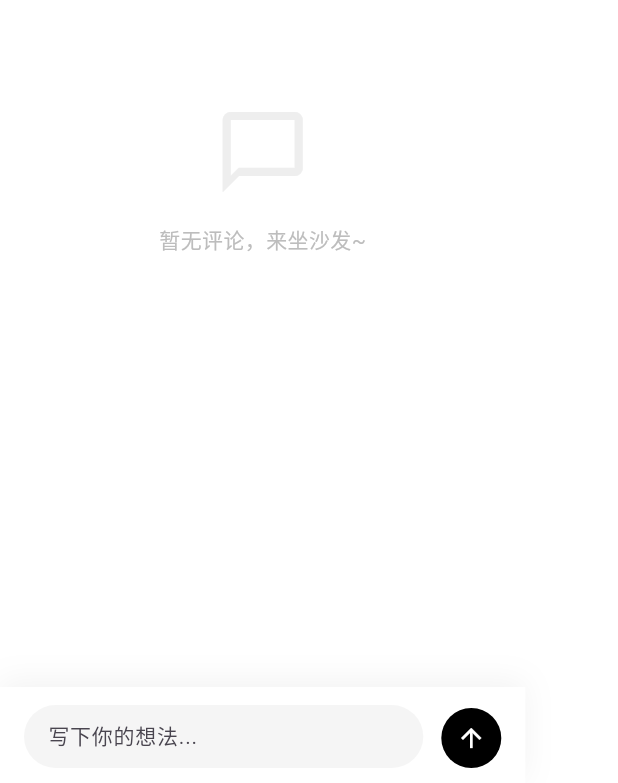
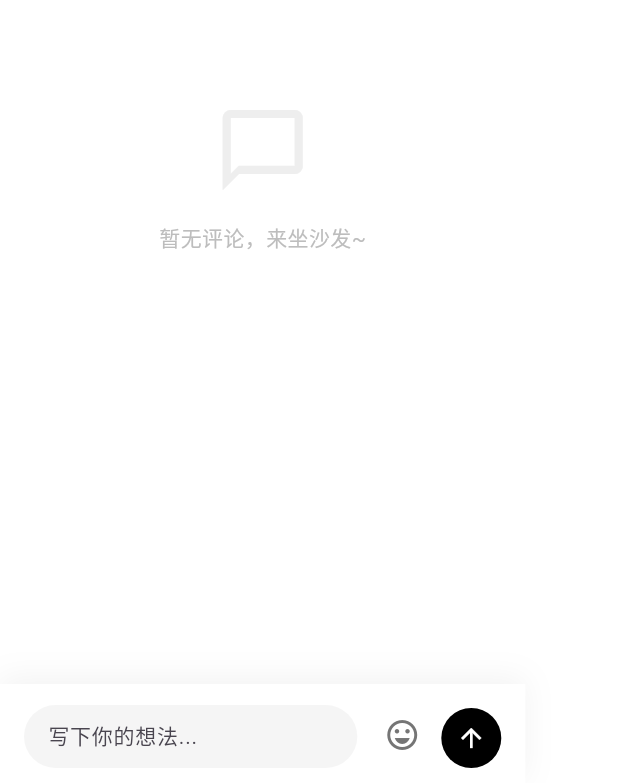
Before and after one commit to zhangbaoquan/music_community_mvp, a Flutter app: the ArticleCommentDrawer widget shown alone on an empty page, opened directly with empty values, on a phone screen of 412 x 824 dp. Shown: the part 450-1233 px from the top of the screen. Run offline on Flutter 3.47's test engine with Material 3 defaults, Android fonts, the phone set to English and light mode, and no system bars; our stand-ins replace emoji_picker_flutter, file_picker, flutter_markdown, get, image_picker, just_audio and 2 more; missing offline and left inert: flutter_quill, markdown; accounts and stored records are empty; network calls fail; Roboto replaces fonts that are missing (-apple-system).

Commit message:
[feat]1、评论支持输入表情包

```diff
--- a/lib/features/content/article_comment_drawer.dart
+++ b/lib/features/content/article_comment_drawer.dart
@@ -2,6 +2,7 @@ import 'package:flutter/material.dart';
 import 'package:get/get.dart';
 import 'package:timeago/timeago.dart' as timeago;
 import 'package:music_community_mvp/data/models/article_comment.dart';
+import 'package:emoji_picker_flutter/emoji_picker_flutter.dart';
 import 'article_controller.dart';
 
 class ArticleCommentDrawer extends StatefulWidget {
@@ -19,6 +20,7 @@ class _ArticleCommentDrawerState extends State<ArticleCommentDrawer> {
   // We also track a local reply target within the thread.
   ArticleComment? _replyTo;
   bool _isThreadExpanded = false;
+  bool _showEmojiPicker = false;
 
   @override
   Widget build(BuildContext context) {
@@ -244,12 +246,15 @@ class _ArticleCommentDrawerState extends State<ArticleCommentDrawer> {
     ArticleController controller,
     ArticleComment? threadRoot,
   ) {
-    return Container(
+    return Column(
+      mainAxisSize: MainAxisSize.min,
+      children: [
+        Container(
           padding: EdgeInsets.fromLTRB(
             16,
             12,
             16,
-        12 + MediaQuery.of(context).padding.bottom,
+            12 + (_showEmojiPicker ? 0 : MediaQuery.of(context).padding.bottom),
           ),
           decoration: BoxDecoration(
             color: Colors.white,
@@ -309,6 +314,14 @@ class _ArticleCommentDrawerState extends State<ArticleCommentDrawer> {
                         minLines: 1,
                         maxLines: 4,
                         maxLength: 500,
+                        onTap: () {
+                          // Hide emoji picker when typing
+                          if (_showEmojiPicker) {
+                            setState(() {
+                              _showEmojiPicker = false;
+                            });
+                          }
+                        },
                         decoration: const InputDecoration(
                           hintText: "写下你的想法...",
                           border: InputBorder.none,
@@ -320,7 +333,31 @@ class _ArticleCommentDrawerState extends State<ArticleCommentDrawer> {
                       ),
                     ),
                   ),
-              const SizedBox(width: 12),
+                  const SizedBox(width: 8),
+
+                  // Emoji Button
+                  GestureDetector(
+                    onTap: () {
+                      FocusScope.of(context).unfocus(); // Close keyboard
+                      setState(() {
+                        _showEmojiPicker = !_showEmojiPicker;
+                      });
+                    },
+                    child: Container(
+                      padding: const EdgeInsets.all(10),
+                      child: Icon(
+                        _showEmojiPicker
+                            ? Icons.keyboard
+                            : Icons.emoji_emotions_outlined,
+                        color: Colors.grey[600],
+                        size: 24,
+                      ),
+                    ),
+                  ),
+
+                  const SizedBox(width: 4),
+
+                  // Send Button
                   GestureDetector(
                     onTap: () async {
                       final content = _textController.text.trim();
@@ -341,17 +378,8 @@ class _ArticleCommentDrawerState extends State<ArticleCommentDrawer> {
                         if (success) {
                           _textController.clear();
                           setState(() {
-                        // Keep logic: if we replied to specific person, verify if we should keep selection?
-                        // User wants "result shown". logic adds to DB -> fetchComments -> updates state.
-                        // But _replyTo might need to be cleared to avoid "replying to X" sticky state,
-                        // unless we want to allow multiple replies. User usually expects clear.
-                        // BUT we want to ensure visual feedback.
-                        // The "Highlight" comes from _replyTo check in _buildCommentItem.
-                        // If we clear _replyTo, we lost the highlight?
-                        // User said: "First let sub-comment have highlight status, then directly expand display"
-                        // Maybe we should temporarily keep _replyTo or set a "justRepliedTo" state?
-                        // For now, let's clear _replyTo as is standard, but the COMMENT itself should appear.
                             _replyTo = null;
+                            _showEmojiPicker = false; // Hide after send
                           });
                         }
                       }
@@ -373,6 +401,23 @@ class _ArticleCommentDrawerState extends State<ArticleCommentDrawer> {
               ),
             ],
           ),
+        ),
+
+        // Emoji Picker
+        if (_showEmojiPicker)
+          SizedBox(
+            height: 250,
+            child: EmojiPicker(
+              onEmojiSelected: (category, emoji) {
+                _textController.text = _textController.text + emoji.emoji;
+                _textController.selection = TextSelection.fromPosition(
+                  TextPosition(offset: _textController.text.length),
+                );
+              },
+              config: const Config(),
+            ),
+          ),
+      ],
     );
   }
 
--- a/pubspec.yaml
+++ b/pubspec.yaml
@@ -48,6 +48,7 @@ dependencies:
   flutter_quill_extensions: ^11.0.0
   file_picker: ^10.3.8
   timeago: ^3.7.1
+  emoji_picker_flutter: ^4.4.0
 
 dev_dependencies:
   flutter_test:
```
Also changed, not shown: pubspec.lock. Lines whose indentation alone changed are shown as unchanged.
